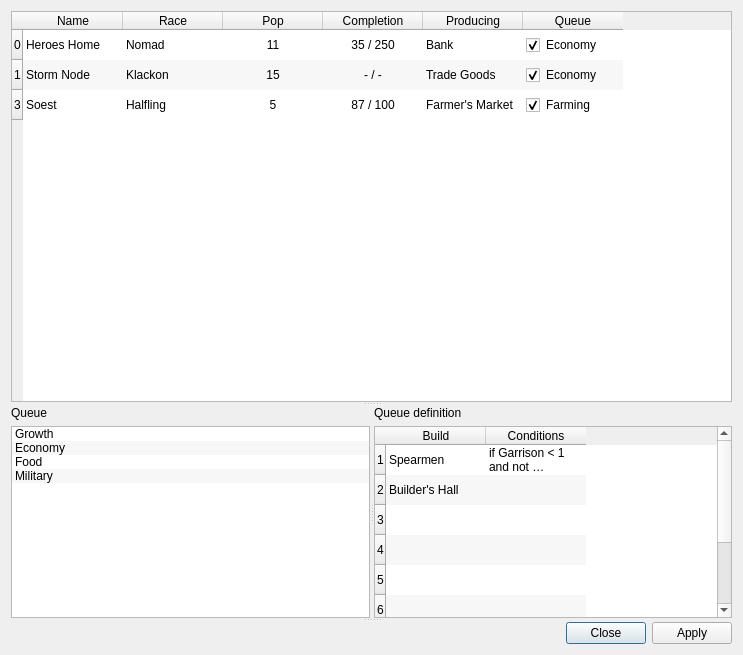
First picture: the form in MoMTweaker/dialogbuildingqueues.ui, repository jbalcomb/MoM-RTGT, before the edit.
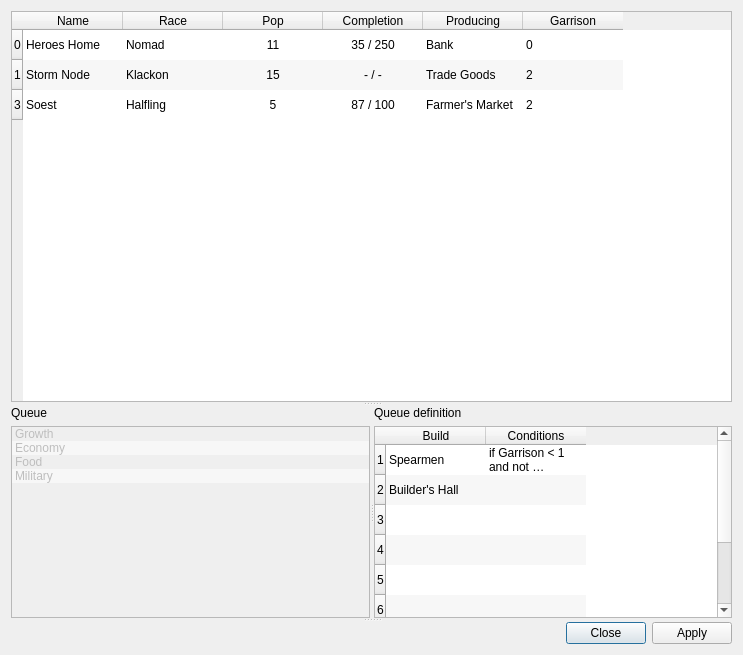
Second picture: the form after the edit.

Commit message: Develop dialog building queues

```diff
--- a/MoMTweaker/dialogbuildingqueues.ui
+++ b/MoMTweaker/dialogbuildingqueues.ui
@@ -56,6 +56,9 @@
        <property name="text">
         <string>Race</string>
        </property>
+       <property name="textAlignment">
+        <set>AlignHCenter|AlignVCenter|AlignCenter</set>
+       </property>
       </column>
       <column>
        <property name="text">
@@ -77,10 +80,16 @@
        <property name="text">
         <string>Producing</string>
        </property>
+       <property name="textAlignment">
+        <set>AlignHCenter|AlignVCenter|AlignCenter</set>
+       </property>
       </column>
       <column>
        <property name="text">
-        <string>Queue</string>
+        <string>Garrison</string>
+       </property>
+       <property name="textAlignment">
+        <set>AlignHCenter|AlignVCenter|AlignCenter</set>
        </property>
       </column>
       <item row="0" column="0">
@@ -116,13 +125,7 @@
       </item>
       <item row="0" column="5">
        <property name="text">
-        <string>Economy</string>
-       </property>
-       <property name="checkState">
-        <enum>Checked</enum>
-       </property>
-       <property name="flags">
-        <set>ItemIsSelectable|ItemIsEditable|ItemIsDragEnabled|ItemIsUserCheckable|ItemIsEnabled</set>
+        <string>0</string>
        </property>
       </item>
       <item row="1" column="0">
@@ -158,13 +161,7 @@
       </item>
       <item row="1" column="5">
        <property name="text">
-        <string>Economy</string>
-       </property>
-       <property name="checkState">
-        <enum>Checked</enum>
-       </property>
-       <property name="flags">
-        <set>ItemIsSelectable|ItemIsEditable|ItemIsDragEnabled|ItemIsUserCheckable|ItemIsEnabled</set>
+        <string>2</string>
        </property>
       </item>
       <item row="2" column="0">
@@ -200,13 +197,7 @@
       </item>
       <item row="2" column="5">
        <property name="text">
-        <string>Farming</string>
-       </property>
-       <property name="checkState">
-        <enum>Checked</enum>
-       </property>
-       <property name="flags">
-        <set>ItemIsSelectable|ItemIsEditable|ItemIsDragEnabled|ItemIsUserCheckable|ItemIsEnabled</set>
+        <string>2</string>
        </property>
       </item>
      </widget>
@@ -225,6 +216,9 @@
         </item>
         <item>
          <widget class="QListWidget" name="listWidget_Queues">
+          <property name="enabled">
+           <bool>false</bool>
+          </property>
           <property name="sizePolicy">
            <sizepolicy hsizetype="Preferred" vsizetype="Expanding">
             <horstretch>0</horstretch>
```
The commit also changes 14 other files.
